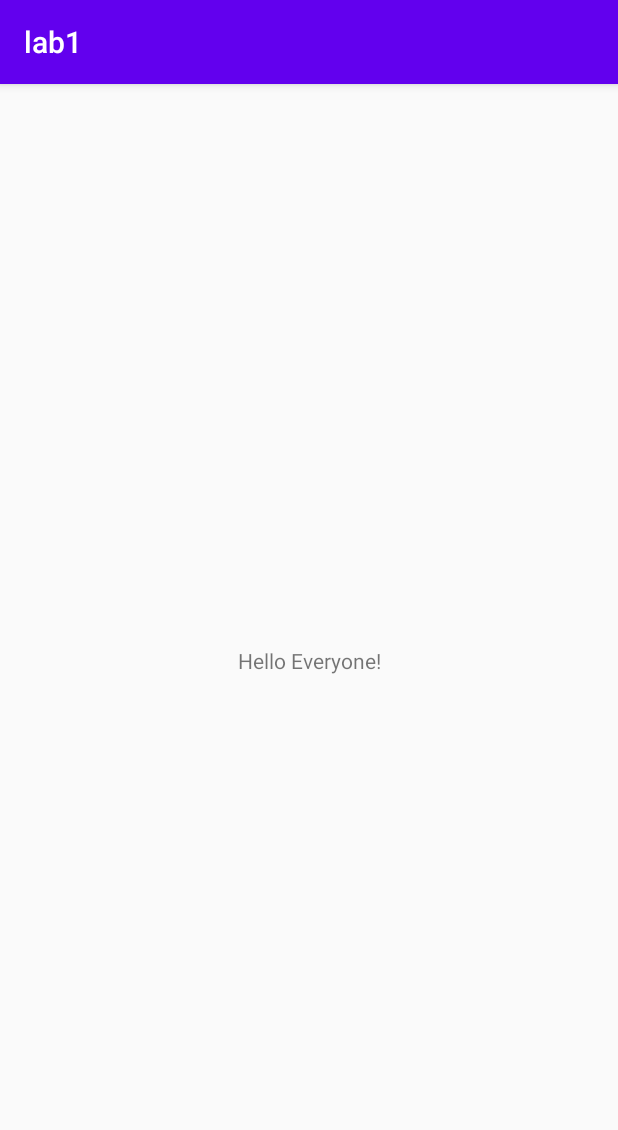
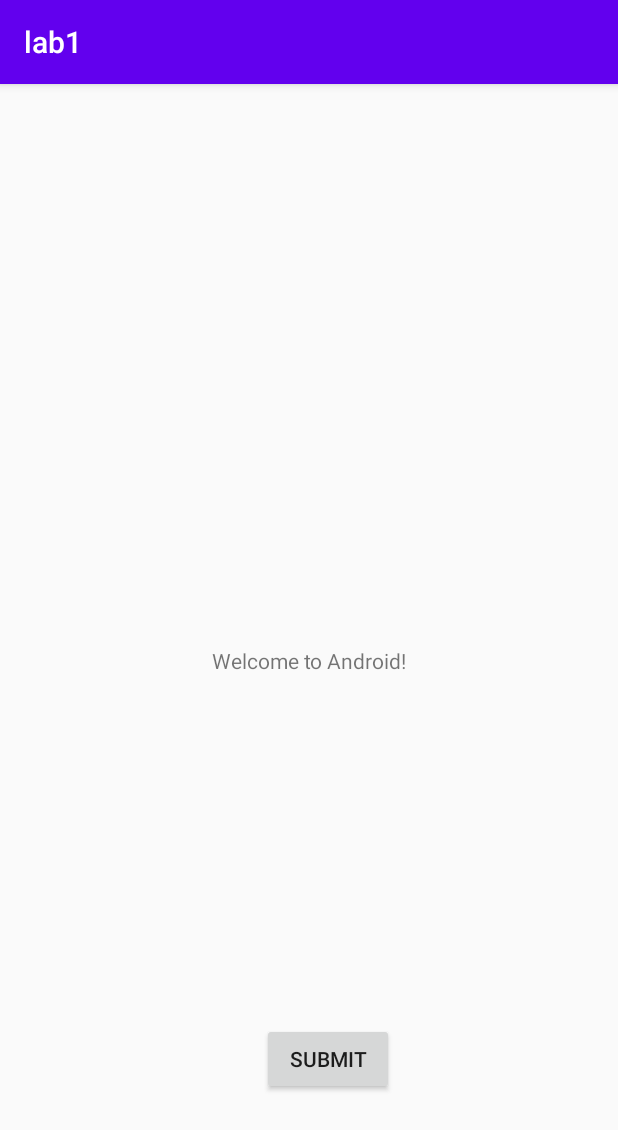
Before and after one commit to CS407-Fall-2021/lab1-evheath, an Android app: the screen it shows after launch (LabActivity), on a phone screen of 412 x 824 dp. Shown: the top 1130 px of the screen. Run offline under Robolectric (Android 15) with nearby library versions, the phone set to English and light mode, and no system bars.

Commit message:
milestone 2 complete

```diff
--- a/app/src/main/res/layout/activity_main.xml
+++ b/app/src/main/res/layout/activity_main.xml
@@ -7,12 +7,24 @@
     tools:context=".LabActivity">
 
     <TextView
+        android:id="@+id/textView"
         android:layout_width="wrap_content"
         android:layout_height="wrap_content"
-        android:text="Hello Everyone!"
+        android:text="Welcome to Android!"
         app:layout_constraintBottom_toBottomOf="parent"
         app:layout_constraintLeft_toLeftOf="parent"
         app:layout_constraintRight_toRightOf="parent"
         app:layout_constraintTop_toTopOf="parent" />
 
+    <Button
+        android:id="@+id/button"
+        android:layout_width="wrap_content"
+        android:layout_height="wrap_content"
+        android:layout_marginEnd="149dp"
+        android:layout_marginRight="149dp"
+        android:layout_marginBottom="94dp"
+        android:text="Submit"
+        app:layout_constraintBottom_toBottomOf="parent"
+        app:layout_constraintEnd_toEndOf="parent" />
+
 </androidx.constraintlayout.widget.ConstraintLayout>
```
Also changed, not shown: 2 other files.
